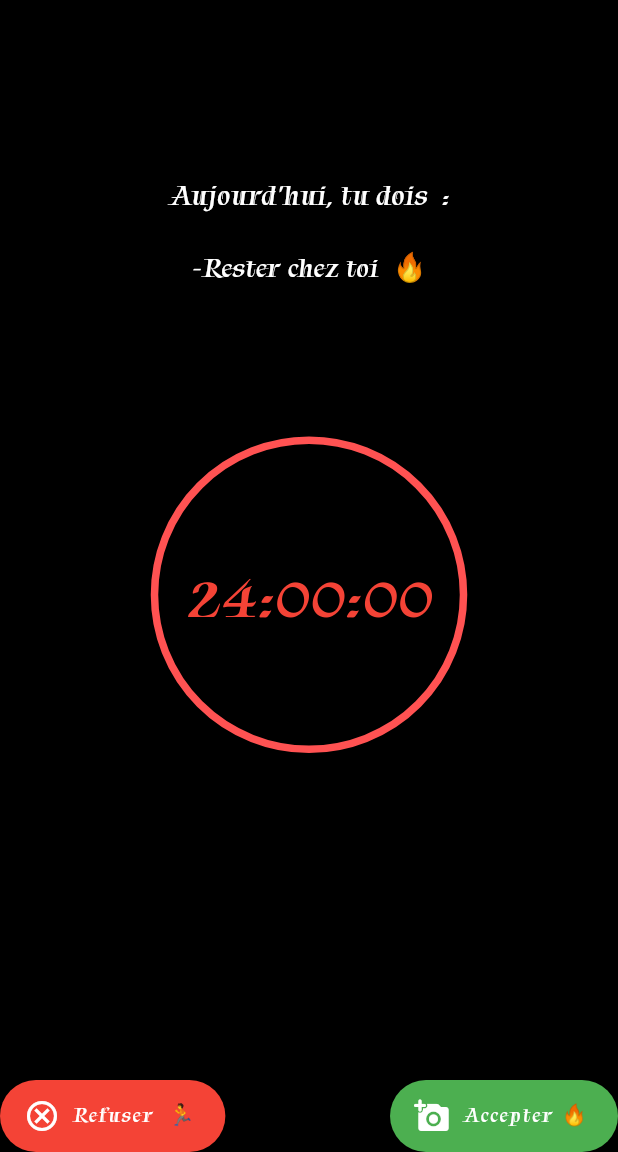
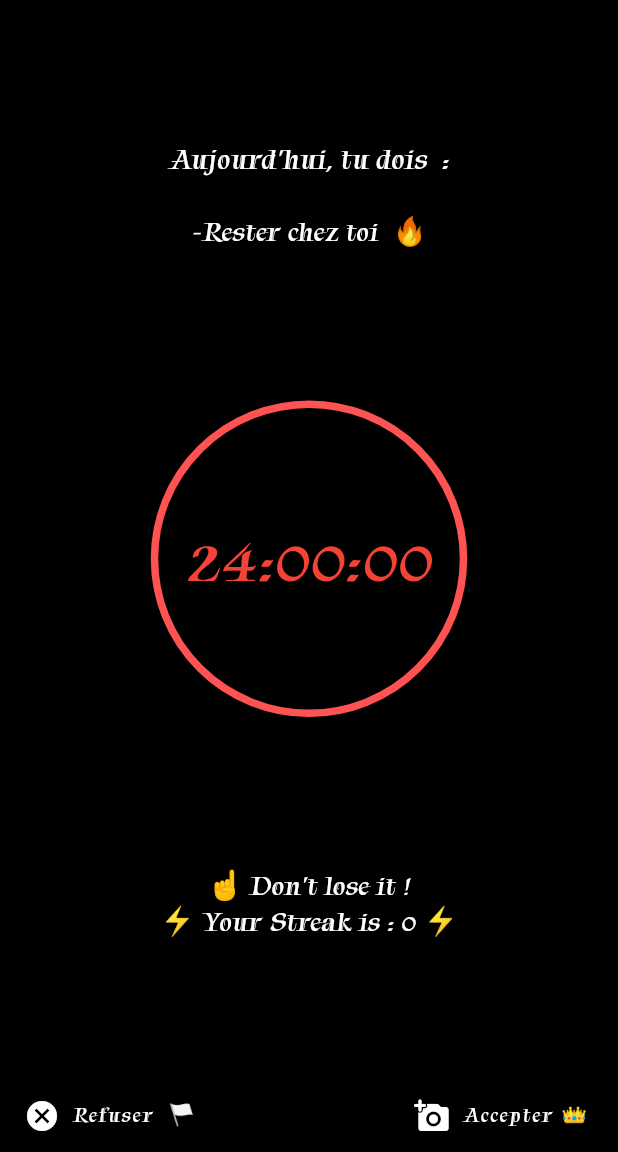
Before and after one commit to tariqanas/LE_PACTE, a Flutter app: the screen it shows after launch, on a phone screen of 412 x 824 dp, the part 84-1236 px from its top. Run offline on Flutter 3.47's test engine with Material 2 defaults, Android fonts, the phone set to English and light mode, and no system bars; drawn by our look-alikes of circular_countdown_timer; our stand-ins replace camera.

Commit message:
Add streak message,loser messages,reset,hide

```diff
--- a/lib/homescreen.dart
+++ b/lib/homescreen.dart
@@ -7,17 +7,26 @@ import 'package:circular_countdown_timer/circular_countdown_timer.dart';
 import 'package:camera/camera.dart';
 
 class HomeScreen extends StatefulWidget {
-  const HomeScreen({Key? key, required this.title}) : super(key: key);
+  const HomeScreen({Key? key, required this.title, required this.streak})
+      : super(key: key);
 
   final String title;
+  final int streak;
 
   @override
   State<HomeScreen> createState() => _MyHomeScreenState();
 }
 
 class _MyHomeScreenState extends State<HomeScreen> {
+  static const String _weakMessage = 'You are Weak 👹';
   String _todayOrder = '';
-  int _duration = 86400;
+  int duration = 86400;
+  int streak = 0;
+  bool playerAccepted = false;
+  bool playerRefused = false;
+  String looserMessage =
+      'Loser ! Your Streak is going back to 0. \n see you tomorrow chicken. 🐔';
+
   final CountDownController _countDownController = CountDownController();
 
   @override
@@ -42,8 +51,8 @@ class _MyHomeScreenState extends State<HomeScreen> {
       child: FloatingActionButton.extended(
         icon: const Icon(Icons.add_a_photo_rounded),
         onPressed: onPressed,
-        label: const Text('Accepter 🔥'),
-        backgroundColor: Colors.green,
+        label: const Text('Accepter 👑'),
+        backgroundColor: Colors.black,
         heroTag: "takePictureButton",
       ),
     );
@@ -52,10 +61,11 @@ class _MyHomeScreenState extends State<HomeScreen> {
   Widget _rejectButton({required String title, VoidCallback? onPressed}) {
     return Flexible(
       child: FloatingActionButton.extended(
-        icon: const Icon(Icons.cancel_outlined),
+        icon: const Icon(Icons.cancel),
         onPressed: onPressed,
-        label: const Text('Refuser  🏃'),
-        heroTag: "takePictureButton",
+        label: const Text('Refuser  🏳️'),
+        backgroundColor: Colors.black,
+        heroTag: "runButton",
       ),
     );
   }
@@ -71,11 +81,20 @@ class _MyHomeScreenState extends State<HomeScreen> {
         child: Column(
           mainAxisAlignment: MainAxisAlignment.center,
           children: <Widget>[
+            if (playerRefused)
+              const Text(_weakMessage,
+                  style: TextStyle(
+                      color: Colors.red,
+                      fontSize: 40,
+                      fontWeight: FontWeight.bold)),
+            if (!playerRefused)
               const Text("Aujourd'hui, tu dois  :",
                   style: TextStyle(color: Colors.white, fontSize: 20)),
+            if (!playerRefused)
               Text(_todayOrder == '' ? '⌛.👹.⌛ ' : _todayOrder + ' 🔥',
                   softWrap: false,
                   style: const TextStyle(color: Colors.white, fontSize: 19)),
+            if (!playerRefused)
               CircularCountDownTimer(
                   width: MediaQuery.of(context).size.width / 2,
                   height: MediaQuery.of(context).size.height / 2,
@@ -91,9 +110,20 @@ class _MyHomeScreenState extends State<HomeScreen> {
                   onComplete: () {
                     debugPrint('YOU DIED !');
                   },
-                duration: _duration,
+                  duration: duration,
                   fillColor: Colors.red,
                   ringColor: Colors.redAccent),
+            if (!playerRefused)
+              const Text('☝ Don\'t lose it !',
+                  softWrap: false,
+                  style: TextStyle(color: Colors.white, fontSize: 19)),
+            if (playerRefused)
+              Text(looserMessage,
+                  softWrap: false,
+                  style: const TextStyle(color: Colors.white, fontSize: 19)),
+            Text('⚡ Your Streak is : ' + streak.toString() + ' ⚡',
+                softWrap: false,
+                style: const TextStyle(color: Colors.white, fontSize: 19)),
           ],
         ),
       ),
@@ -101,10 +131,12 @@ class _MyHomeScreenState extends State<HomeScreen> {
       bottomNavigationBar: Row(
         mainAxisAlignment: MainAxisAlignment.spaceBetween,
         children: [
+          if (!playerRefused) ...[
             _rejectButton(
-              title: "refuse", onPressed: () => _countDownController.restart()),
+                title: "refuse", onPressed: () => _refuseTheChallenge()),
             _proofButton(
                 title: "proof", onPressed: () => _openAcceptChallenge()),
+          ]
         ],
       ),
     );
@@ -112,6 +144,7 @@ class _MyHomeScreenState extends State<HomeScreen> {
 
   _openAcceptChallenge() async {
     _countDownController.pause();
+    playerAccepted = true;
     await availableCameras().then(
       (value) => Navigator.push(
         context,
@@ -121,4 +154,12 @@ class _MyHomeScreenState extends State<HomeScreen> {
       ),
     );
   }
+
+  _refuseTheChallenge() {
+    setState(() {
+      playerRefused = true;
+      streak = 0;
+      _countDownController.reset();
+    });
   }
+}
--- a/lib/main.dart
+++ b/lib/main.dart
@@ -13,7 +13,7 @@ class MyApp extends StatelessWidget {
      return MaterialApp(
       title: 'Each Day',
       theme: ThemeData(primarySwatch: Colors.red, fontFamily: 'Tapestry'),
-      home: const HomeScreen(title: 'Each Day ✌🏼👺'),
+      home: const HomeScreen(title: 'Each Day ✌🏼👺',streak: 0,),
     );
   }
 }
--- a/lib/services/CameraPage.dart
+++ b/lib/services/CameraPage.dart
@@ -1,3 +1,5 @@
+import 'dart:developer';
+
 import 'package:camera/camera.dart';
 import 'package:eachday/homescreen.dart';
 import 'package:flutter/material.dart';
@@ -11,6 +13,7 @@ class CameraPage extends StatefulWidget {
 }
 
 class _CameraPageState extends State<CameraPage> {
+  int streak = 0;
   late CameraController controller;
   XFile? pictureFile;
 
@@ -51,7 +54,7 @@ class _CameraPageState extends State<CameraPage> {
           child: Center(
             child: SizedBox(
               width: MediaQuery.of(context).size.width * 1,
-              height:MediaQuery.of(context).size.height * 0.6,
+              height: MediaQuery.of(context).size.height * 0.6,
               child: CameraPreview(controller),
             ),
           ),
@@ -61,6 +64,7 @@ class _CameraPageState extends State<CameraPage> {
           child: ElevatedButton(
             onPressed: () async {
               pictureFile = await controller.takePicture();
+              streak++;
               setState(() {});
             },
             child: const Text('Envoies ta preuve ! 👹 '),
@@ -75,7 +79,10 @@ class _CameraPageState extends State<CameraPage> {
                 Navigator.push(
                   context,
                   MaterialPageRoute(
-                    builder: (context) => HomeScreen(title: 'Petite Nature 👎'),
+                    builder: (context) => const HomeScreen(
+                      title: 'Ne reviens plus.👎',
+                      streak: 15,
+                    ),
                   ),
                 );
               });
@@ -86,16 +93,14 @@ class _CameraPageState extends State<CameraPage> {
 
         if (pictureFile != null)
           SizedBox(
-          child:
-          Wrap(
+              child: Wrap(
             children: [
               Image.network(
                 pictureFile!.path,
                 height: 200,
               )
             ],
-          )
-        )
+          ))
 
         //Android/iOS
         // Image.file(File(pictureFile!.path)))
```
Lines whose indentation alone changed are shown as unchanged.
